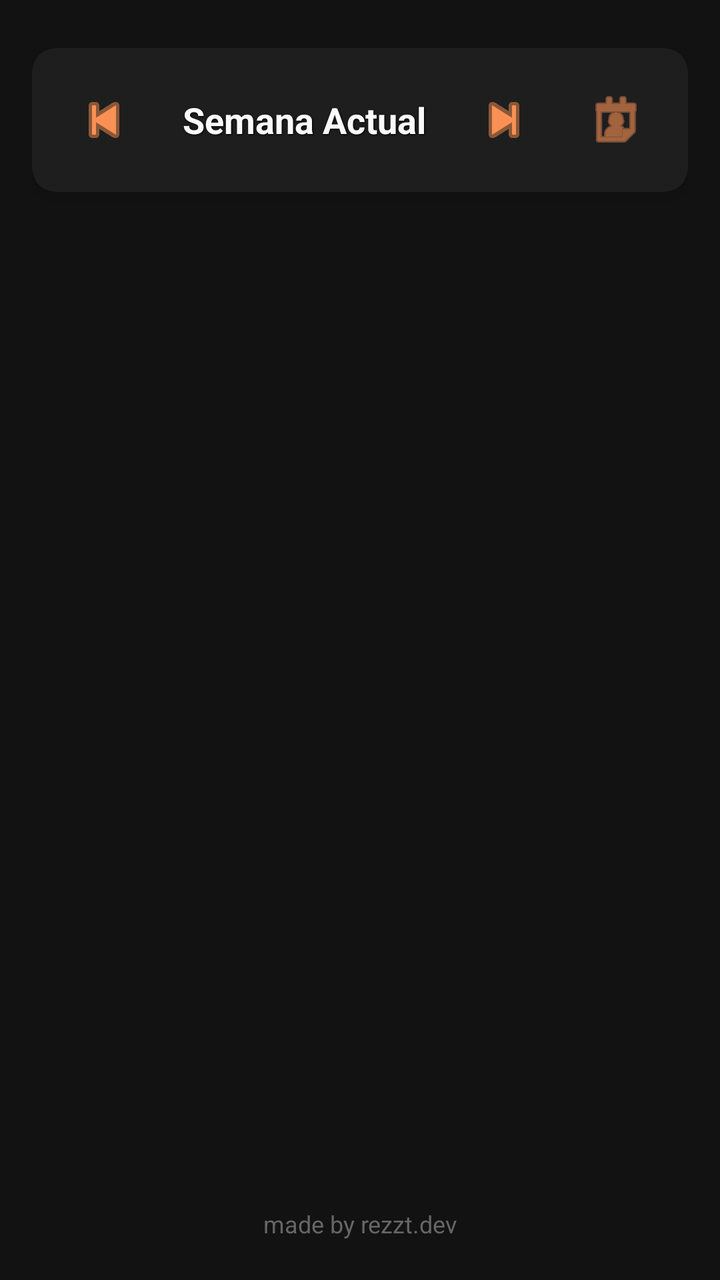
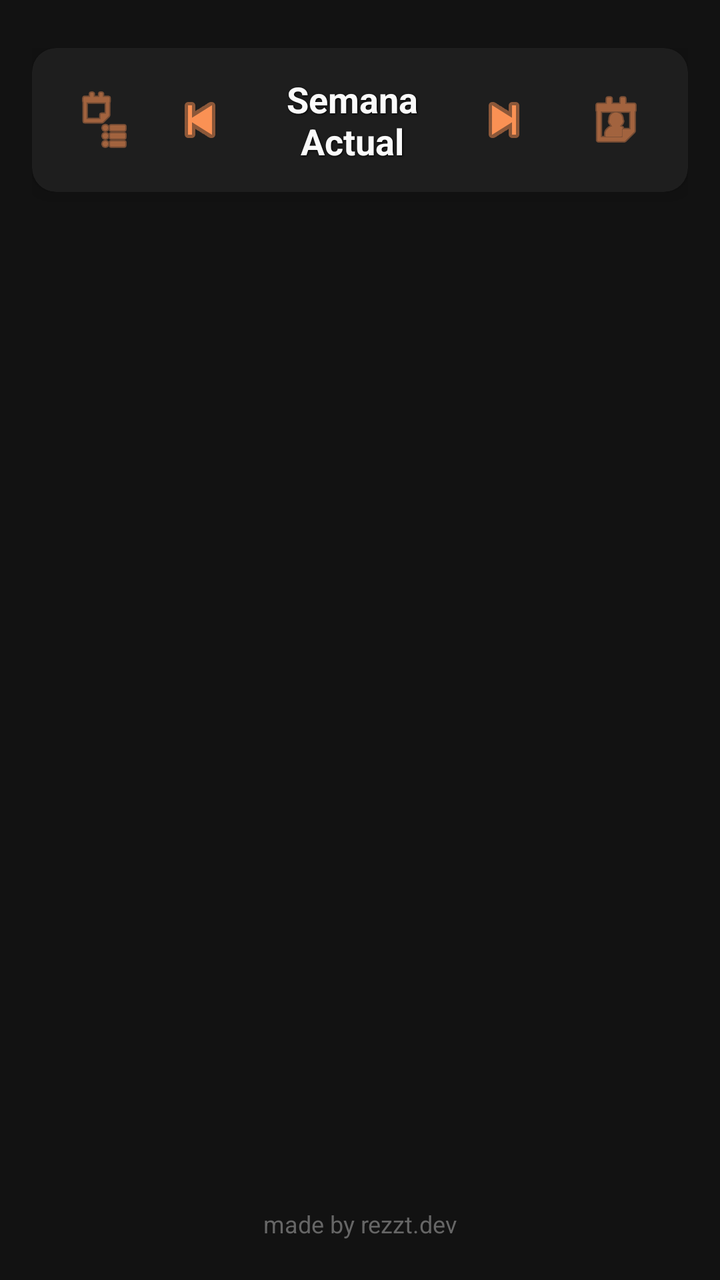

Compare the two renders of this Android layout. The source of the first and the diff that turns it into the second are given below.
<!-- AndroidManifest.xml: application theme Theme.Ourmeat -->
<!-- res/layout/activity_main.xml -->
<?xml version="1.0" encoding="utf-8"?>
<LinearLayout xmlns:android="http://schemas.android.com/apk/res/android"
  xmlns:app="http://schemas.android.com/apk/res-auto"
  android:layout_width="match_parent"
  android:layout_height="match_parent"
  android:orientation="vertical"
  android:paddingStart="16dp"
  android:paddingEnd="16dp"
  android:paddingBottom="16dp"
  android:paddingTop="24dp"
  android:background="#121212">

  
  <androidx.cardview.widget.CardView
    android:layout_width="match_parent"
    android:layout_height="wrap_content"
    android:layout_marginBottom="20dp"
    app:cardBackgroundColor="#1E1E1E"
    app:cardCornerRadius="12dp"
    app:cardElevation="6dp">

    <LinearLayout
      android:layout_width="match_parent"
      android:layout_height="wrap_content"
      android:orientation="horizontal"
      android:gravity="center_vertical"
      android:padding="12dp">

      
      <ImageButton
        android:id="@+id/btnPreviousWeek"
        android:layout_width="48dp"
        android:layout_height="48dp"
        android:background="?attr/selectableItemBackgroundBorderless"
        android:contentDescription="Semana anterior"
        android:src="@android:drawable/ic_media_previous"
        app:tint="#fa9154" />

      
      <TextView
        android:id="@+id/tvWeekTitle"
        android:layout_width="0dp"
        android:layout_height="wrap_content"
        android:layout_weight="1"
        android:gravity="center"
        android:text="Semana Actual"
        android:textSize="18sp"
        android:textStyle="bold"
        android:textColor="#FAFAFA"
        android:shadowColor="#000000"
        android:shadowDx="1"
        android:shadowDy="1"
        android:shadowRadius="2"/>

      
      <ImageButton
        android:id="@+id/btnNextWeek"
        android:layout_width="48dp"
        android:layout_height="48dp"
        android:background="?attr/selectableItemBackgroundBorderless"
        android:contentDescription="@string/semana_siguiente"
        android:src="@android:drawable/ic_media_next"
        app:tint="#fa9154" />

      
      <ImageButton
        android:id="@+id/btnOpenCalendar"
        android:layout_width="48dp"
        android:layout_height="48dp"
        android:layout_marginStart="8dp"
        android:background="?attr/selectableItemBackgroundBorderless"
        android:contentDescription="Abrir calendario"
        android:src="@android:drawable/ic_menu_my_calendar"
        app:tint="#fa9154" />

    </LinearLayout>
  </androidx.cardview.widget.CardView>

  
  <ScrollView
    android:layout_width="match_parent"
    android:layout_height="0dp"
    android:layout_weight="1"
    android:contentDescription="@string/app_name">

    <LinearLayout
      android:id="@+id/layoutDays"
      android:layout_width="match_parent"
      android:layout_height="wrap_content"
      android:orientation="vertical"
      android:padding="8dp"
      android:divider="@android:color/darker_gray"
      android:showDividers="middle"/>
  </ScrollView>

  
  <TextView
    android:layout_width="match_parent"
    android:layout_height="wrap_content"
    android:gravity="center"
    android:text="made by rezzt.dev"
    android:textSize="12sp"
    android:textColor="#666666"
    android:paddingTop="8dp"
    android:paddingBottom="4dp"/>
</LinearLayout>
<!-- resources referenced by this layout -->
<resources>
  <string name="app_name">ourmeat</string>
  <string name="semana_siguiente">Semana siguiente</string>
  <style name="Theme.Ourmeat" parent="Base.Theme.Ourmeat" />
  <style name="Base.Theme.Ourmeat" parent="Theme.Material3.DayNight.NoActionBar">
      
      
    </style>
</resources>

<!-- the commit's change to res/layout/activity_main.xml (unified diff, before → after) -->
@@ -25,6 +25,16 @@
       android:orientation="horizontal"
       android:gravity="center_vertical"
       android:padding="12dp">
+
+      
+      <ImageButton
+        android:id="@+id/btnOpenLists"
+        android:layout_width="48dp"
+        android:layout_height="48dp"
+        android:background="?attr/selectableItemBackgroundBorderless"
+        android:contentDescription="Abrir listas"
+        android:src="@android:drawable/ic_menu_agenda"
+        app:tint="#fa9154" />
 
       
       <ImageButton
<!-- resource entries referenced after the edit -->
@@ -1,9 +1,9 @@
 <!-- resources referenced by this layout -->
 <resources>
-  <string name="app_name">ourmeat</string>
+  <string name="app_name">ourmeal</string>
   <string name="semana_siguiente">Semana siguiente</string>
-  <style name="Theme.Ourmeat" parent="Base.Theme.Ourmeat" />
-  <style name="Base.Theme.Ourmeat" parent="Theme.Material3.DayNight.NoActionBar">
+  <style name="Theme.Ourmeal" parent="Base.Theme.Ourmeal" />
+  <style name="Base.Theme.Ourmeal" parent="Theme.Material3.DayNight.NoActionBar">
       
       
     </style>
